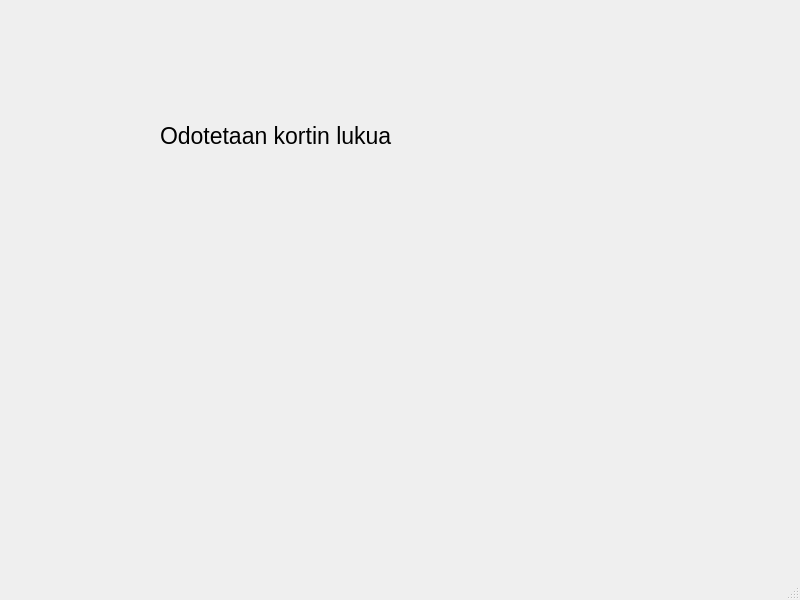
This is bank-automat/mainwindow.ui in Haarmes/Bankautomat-Project as Qt 5 draws it before an edit. The edited form follows.
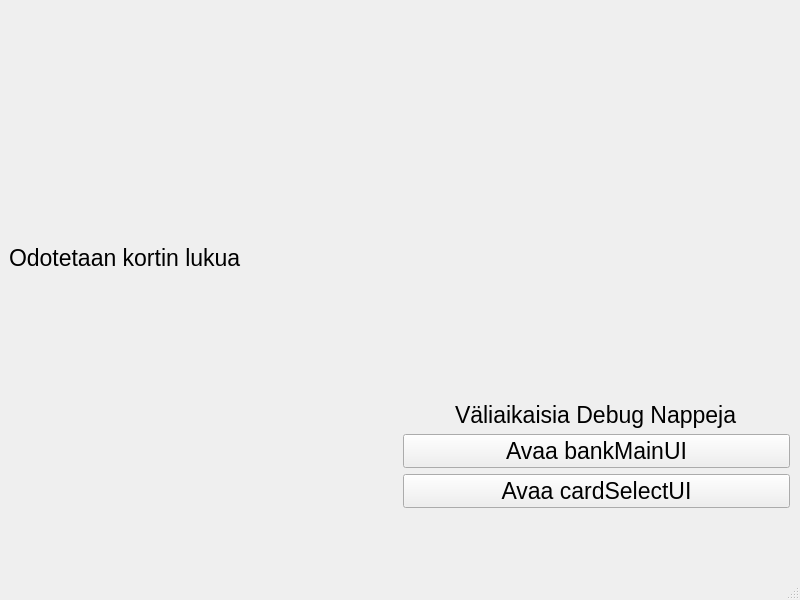
This is the edited form.

```diff
--- a/bank-automat/mainwindow.ui
+++ b/bank-automat/mainwindow.ui
@@ -19,18 +19,49 @@
    <string>MainWindow</string>
   </property>
   <widget class="QWidget" name="centralwidget">
-   <widget class="QLabel" name="label">
+   <widget class="QWidget" name="horizontalLayoutWidget">
     <property name="geometry">
      <rect>
-      <x>160</x>
-      <y>90</y>
-      <width>411</width>
-      <height>91</height>
+      <x>9</x>
+      <y>7</y>
+      <width>781</width>
+      <height>501</height>
      </rect>
     </property>
-    <property name="text">
-     <string>Odotetaan kortin lukua</string>
-    </property>
+    <layout class="QHBoxLayout" name="horizontalLayout">
+     <item>
+      <widget class="QLabel" name="label">
+       <property name="text">
+        <string>Odotetaan kortin lukua</string>
+       </property>
+      </widget>
+     </item>
+     <item>
+      <layout class="QVBoxLayout" name="verticalLayout_2">
+       <item alignment="Qt::AlignHCenter|Qt::AlignBottom">
+        <widget class="QLabel" name="label_2">
+         <property name="text">
+          <string>Väliaikaisia Debug Nappeja</string>
+         </property>
+        </widget>
+       </item>
+       <item>
+        <widget class="QPushButton" name="btnTempOpenBankMenuUI">
+         <property name="text">
+          <string>Avaa bankMainUI</string>
+         </property>
+        </widget>
+       </item>
+       <item>
+        <widget class="QPushButton" name="btnTempOpenCardSelectUI">
+         <property name="text">
+          <string>Avaa cardSelectUI</string>
+         </property>
+        </widget>
+       </item>
+      </layout>
+     </item>
+    </layout>
    </widget>
   </widget>
   <widget class="QMenuBar" name="menubar">
```
